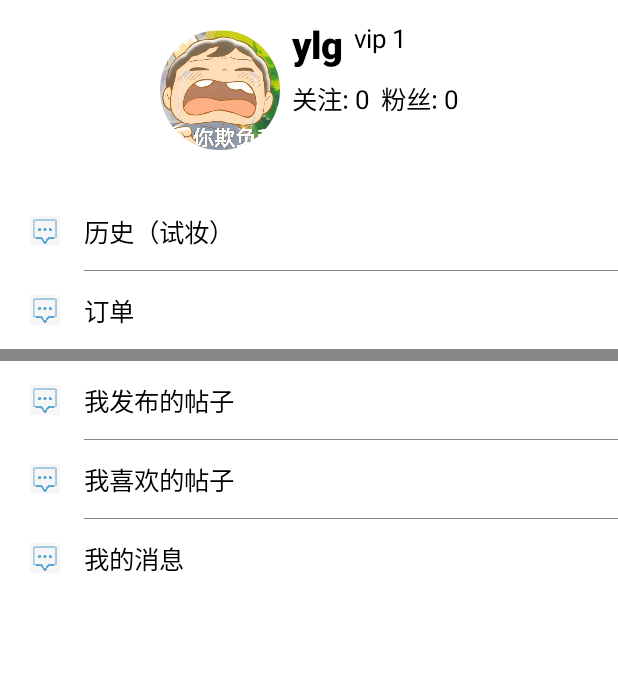
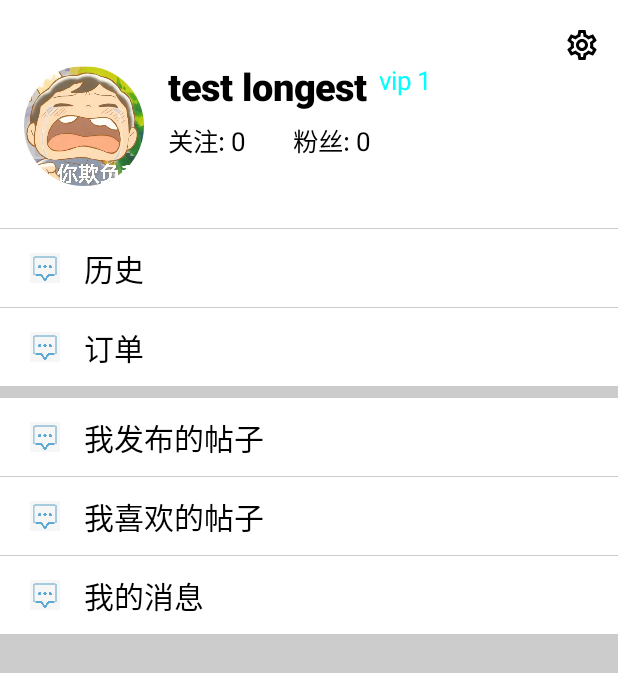
Before and after one commit to zdd0419/MakeupBeauty, an Android app built with Jetpack Compose: the @Preview function ProfileScreenPreview, on a phone screen of 412 x 824 dp. Shown: the top 673 px of the screen. Run offline under Robolectric (Android 15) with nearby library versions, the phone set to English and light mode, and no system bars.

Commit message:
adjusted file structure and modify profile layout

```diff
--- a/app/src/main/java/com/example/makeupbeauty/Me.kt
+++ /dev/null
@@ -1,142 +0,0 @@
-package com.example.makeup_me.ui.theme
-
-import androidx.annotation.DrawableRes
-import androidx.compose.foundation.Image
-import androidx.compose.foundation.background
-import androidx.compose.foundation.clickable
-import androidx.compose.foundation.layout.*
-import androidx.compose.foundation.shape.CircleShape
-import androidx.compose.material.Button
-import androidx.compose.material.Divider
-import androidx.compose.material.Icon
-import androidx.compose.material.Text
-import androidx.compose.runtime.Composable
-import androidx.compose.ui.Alignment
-import androidx.compose.ui.Alignment.Companion.Center
-import androidx.compose.ui.Alignment.Companion.CenterHorizontally
-import androidx.compose.ui.Alignment.Companion.TopCenter
-import androidx.compose.ui.Modifier
-import androidx.compose.ui.draw.clip
-import androidx.compose.ui.graphics.Color
-import androidx.compose.ui.res.fontResource
-import androidx.compose.ui.res.painterResource
-import androidx.compose.ui.text.TextStyle
-import androidx.compose.ui.text.font.FontWeight
-import androidx.compose.ui.text.style.TextAlign
-import androidx.compose.ui.tooling.preview.Preview
-import androidx.compose.ui.unit.dp
-import androidx.compose.ui.unit.sp
-
-import com.example.makeupbeauty.R
-
-@Composable
-public fun MyInfo(imageid: Int, name: String, vip: String, prefer: Int, fans: Int) {
-    Box(modifier = Modifier.fillMaxSize()){
-        Column() {
-            Head(R.drawable.avatar, "ylg", "1", 0, 0)
-            Spacer(
-                Modifier
-                    .fillMaxWidth()
-                    .height(8.dp)
-            )
-            List()
-        }
-    }
-}
-
-
-
-@Composable
-fun List() {
-    MeListItem(R.drawable.icon, "历史（试妆）")
-    Divider(startIndent = 56.dp, color = Color.Gray, thickness = 0.8f.dp)
-    MeListItem(R.drawable.icon, "订单")
-    Spacer(
-        Modifier
-            .background(Color.Gray)
-            .fillMaxWidth()
-            .height(8.dp)
-    )
-    MeListItem(R.drawable.icon, "我发布的帖子")
-    Divider(startIndent = 56.dp, color = Color.Gray, thickness = 0.8f.dp)
-    MeListItem(R.drawable.icon, "我喜欢的帖子")
-    Divider(startIndent = 56.dp, color = Color.Gray, thickness = 0.8f.dp)
-    MeListItem(R.drawable.icon, "我的消息")
-}
-
-//头像部分
-@Composable
-fun Head(imageid: Int, name: String, vip: String, prefer: Int, fans: Int) {
-    Box(modifier = Modifier
-        .fillMaxWidth()
-        .height(height = 120.dp), Alignment.Center) {
-        Row(modifier = Modifier) {
-            Image(
-                painter = painterResource(id = imageid),
-                contentDescription = "avatar",
-                modifier = Modifier
-                    .padding(4.dp)
-                    .clip(CircleShape)
-                    .size(80.dp))
-            Column() {
-                Row(modifier = Modifier.padding(horizontal = 4.dp), Arrangement.Center) {
-                    Text(text = name, fontWeight = FontWeight.ExtraBold, fontSize = 25.sp)
-                    Spacer(modifier = Modifier.padding(4.dp))
-                    Text(text = "vip "+vip, textAlign = TextAlign.Center, fontSize = 17.sp)
-                }
-                Spacer(
-                    Modifier
-                        .height(8.dp)
-                )
-                Row(modifier = Modifier.padding(horizontal = 4.dp)) {
-                    Text(text = "关注: "+prefer.toString(), fontSize = 17.sp)
-                    Spacer(modifier = Modifier.padding(4.dp))
-                    Text(text = "粉丝: "+fans.toString(), fontSize = 17.sp)
-                }
-            }
-        }
-    }
-}
-
-@Composable
-fun MeListItem(
-    @DrawableRes icon: Int,
-    title: String,
-    modifier: Modifier = Modifier,
-    badge: @Composable (() -> Unit)? = null,
-    endBadge: @Composable (() -> Unit)? = null
-) {
-    Row(
-        Modifier
-            .fillMaxWidth(),
-        verticalAlignment = Alignment.CenterVertically
-    ) {
-        Image(
-            painterResource(icon), "title", Modifier
-                .padding(12.dp, 8.dp, 8.dp, 8.dp)
-                .size(36.dp)
-                .padding(8.dp)
-        )
-        Text(
-            title,
-            fontSize = 17.sp
-        )
-        badge?.invoke()
-        Spacer(Modifier.weight(1f))
-        endBadge?.invoke()
-        /*
-        Icon(
-            painterResource(R.drawable.ic_arrow_more), contentDescription = "更多",
-            Modifier
-                .padding(0.dp, 0.dp, 12.dp, 0.dp)
-                .size(16.dp)
-        )*/
-    }
-}
-
-
-@Preview()
-@Composable
-fun HeadPreview(){
-    Head(R.drawable.avatar, "ylg", "1", 0, 0);
-}
--- a/app/src/main/java/com/example/makeupbeauty/Screens/ProfileScreen.kt
+++ b/app/src/main/java/com/example/makeupbeauty/Screens/ProfileScreen.kt
@@ -1,25 +1,51 @@
 package com.example.makeupbeauty.Screens
 
+import androidx.annotation.DrawableRes
+import androidx.compose.animation.core.animateFloatAsState
+import androidx.compose.foundation.Image
 import androidx.compose.foundation.background
-import androidx.compose.foundation.layout.Column
-import androidx.compose.foundation.layout.fillMaxSize
-import androidx.compose.foundation.layout.wrapContentSize
+import androidx.compose.foundation.layout.*
+import androidx.compose.foundation.shape.CircleShape
+import androidx.compose.material.Divider
+import androidx.compose.material.Icon
 import androidx.compose.material.MaterialTheme
 import androidx.compose.material.Text
+import androidx.compose.material.icons.Icons
+import androidx.compose.material.icons.outlined.Settings
 import androidx.compose.runtime.Composable
 import androidx.compose.ui.Alignment
 import androidx.compose.ui.Modifier
+import androidx.compose.ui.draw.alpha
+import androidx.compose.ui.draw.clip
 import androidx.compose.ui.graphics.Color
+import androidx.compose.ui.res.painterResource
 import androidx.compose.ui.text.font.FontWeight
 import androidx.compose.ui.text.style.TextAlign
 import androidx.compose.ui.tooling.preview.Preview
+import androidx.compose.ui.unit.dp
 import androidx.compose.ui.unit.sp
-import com.example.makeup_me.ui.theme.MyInfo
 import com.example.makeupbeauty.R
 
 @Composable
 fun ProfileScreen() {
-    MyInfo(R.drawable.avatar, "ylg", "1", 0, 0);
+    Column(
+        modifier = Modifier
+            .fillMaxSize()
+            .background(Color.LightGray)
+    ) {
+        Box(Modifier.background(Color.White)) {
+            Icon(
+                imageVector = Icons.Outlined.Settings,
+                tint = MaterialTheme.colors.onSurface,
+                contentDescription = null,
+                modifier = Modifier
+                    .align(Alignment.TopEnd)
+                    .padding(start = 12.dp, end = 12.dp, top = 18.dp, bottom = 12.dp)
+            )
+            Head(R.drawable.avatar, "test longest", "1", 0, 0)
+        }
+        List()
+    }
 }
 
 @Preview(showBackground = true)
@@ -27,3 +53,92 @@ fun ProfileScreen() {
 fun ProfileScreenPreview() {
     ProfileScreen()
 }
+
+@Composable
+fun List() {
+    Divider(color = Color.LightGray, thickness = 0.8f.dp)
+    MeListItem(R.drawable.icon, "历史")
+    Divider(color = Color.LightGray, thickness = 0.8f.dp)
+    MeListItem(R.drawable.icon, "订单")
+    Spacer(
+        Modifier
+            .background(Color.LightGray)
+            .fillMaxWidth()
+            .height(8.dp)
+    )
+    MeListItem(R.drawable.icon, "我发布的帖子")
+    Divider(color = Color.LightGray, thickness = 0.8f.dp)
+    MeListItem(R.drawable.icon, "我喜欢的帖子")
+    Divider(color = Color.LightGray, thickness = 0.8f.dp)
+    MeListItem(R.drawable.icon, "我的消息")
+    Divider(color = Color.LightGray, thickness = 0.8f.dp)
+}
+
+//头像部分
+@Composable
+fun Head(imageid: Int, name: String, vip: String, prefer: Int, fans: Int) {
+    Box(modifier = Modifier
+        .fillMaxWidth()
+        .padding(4.dp,24.dp,0.dp,8.dp)
+        .height(height = 120.dp), Alignment.CenterStart) {
+        Row(modifier = Modifier) {
+            Image(
+                painter = painterResource(id = imageid),
+                contentDescription = "avatar",
+                modifier = Modifier
+                    .padding(12.dp)
+                    .clip(CircleShape)
+                    .size(80.dp))
+
+            Column() {
+                Spacer(
+                    Modifier
+                        .height(12.dp)
+                )
+                Row(modifier = Modifier.padding(horizontal = 4.dp), Arrangement.Center) {
+                    Text(text = name, fontWeight = FontWeight.ExtraBold, fontSize = 25.sp)
+                    Spacer(modifier = Modifier.padding(4.dp))
+                    Text(text = "vip "+vip,color = Color.Cyan, textAlign = TextAlign.Center, fontSize = 17.sp)
+                }
+                Spacer(
+                    Modifier
+                        .height(8.dp)
+                )
+                Row(modifier = Modifier.padding(horizontal = 4.dp)) {
+                    Text(text = "关注: "+prefer.toString(), fontSize = 17.sp)
+                    Spacer(modifier = Modifier.padding(16.dp))
+                    Text(text = "粉丝: "+fans.toString(), fontSize = 17.sp)
+                }
+            }
+        }
+    }
+}
+
+@Composable
+fun MeListItem(
+    @DrawableRes icon: Int,
+    title: String,
+    badge: @Composable (() -> Unit)? = null,
+    endBadge: @Composable (() -> Unit)? = null
+) {
+    Row(
+        modifier = Modifier
+            .fillMaxWidth()
+            .background(Color.White),
+        verticalAlignment = Alignment.CenterVertically
+    ) {
+        Image(
+            painterResource(icon), "title", Modifier
+                .padding(12.dp, 8.dp, 8.dp, 8.dp)
+                .size(36.dp)
+                .padding(8.dp)
+        )
+        Text(
+            title,
+            fontSize = 20.sp
+        )
+        badge?.invoke()
+        Spacer(Modifier.weight(1f))
+        endBadge?.invoke()
+    }
+}
--- a/app/src/main/java/com/example/makeupbeauty/Topbars/TopBarNav.kt
+++ b/app/src/main/java/com/example/makeupbeauty/Topbars/TopBarNav.kt
@@ -18,7 +18,7 @@ fun TopBarNavigation(
     val currentRoute = navBackStackEntry?.destination?.route
     if (currentRoute == NavigationItem.Store.id){
         StoreTopbar()
-    }else{
+    }else if(currentRoute != NavigationItem.Profile.id){
         DefaultTopbar()
     }
 }
```
